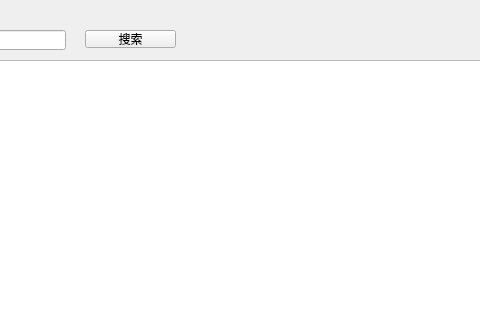
This is commandlsit.ui in droplazy/Mvision_server as Qt 5 draws it before an edit; both pictures show x 225 to 705 and y 0 to 320 of the 1000 by 620 pixel window. The edited form follows.
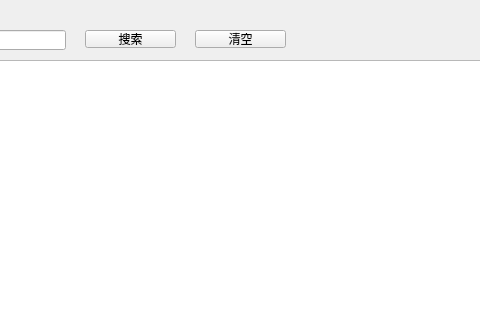
This is the edited form.

The edit to the form file:
```diff
--- a/commandlsit.ui
+++ b/commandlsit.ui
@@ -58,6 +58,19 @@
     <string>搜索</string>
    </property>
   </widget>
+  <widget class="QPushButton" name="pushButton_clear">
+   <property name="geometry">
+    <rect>
+     <x>420</x>
+     <y>30</y>
+     <width>91</width>
+     <height>18</height>
+    </rect>
+   </property>
+   <property name="text">
+    <string>清空</string>
+   </property>
+  </widget>
  </widget>
  <resources/>
  <connections/>
```
